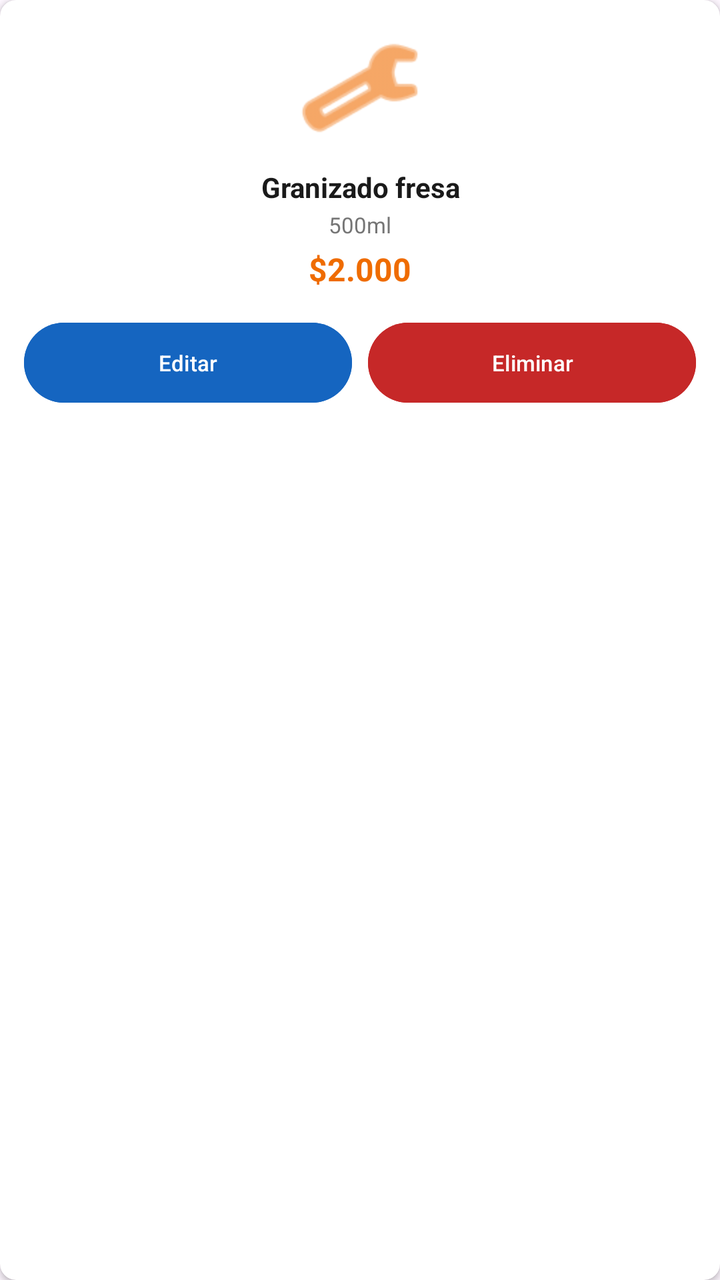
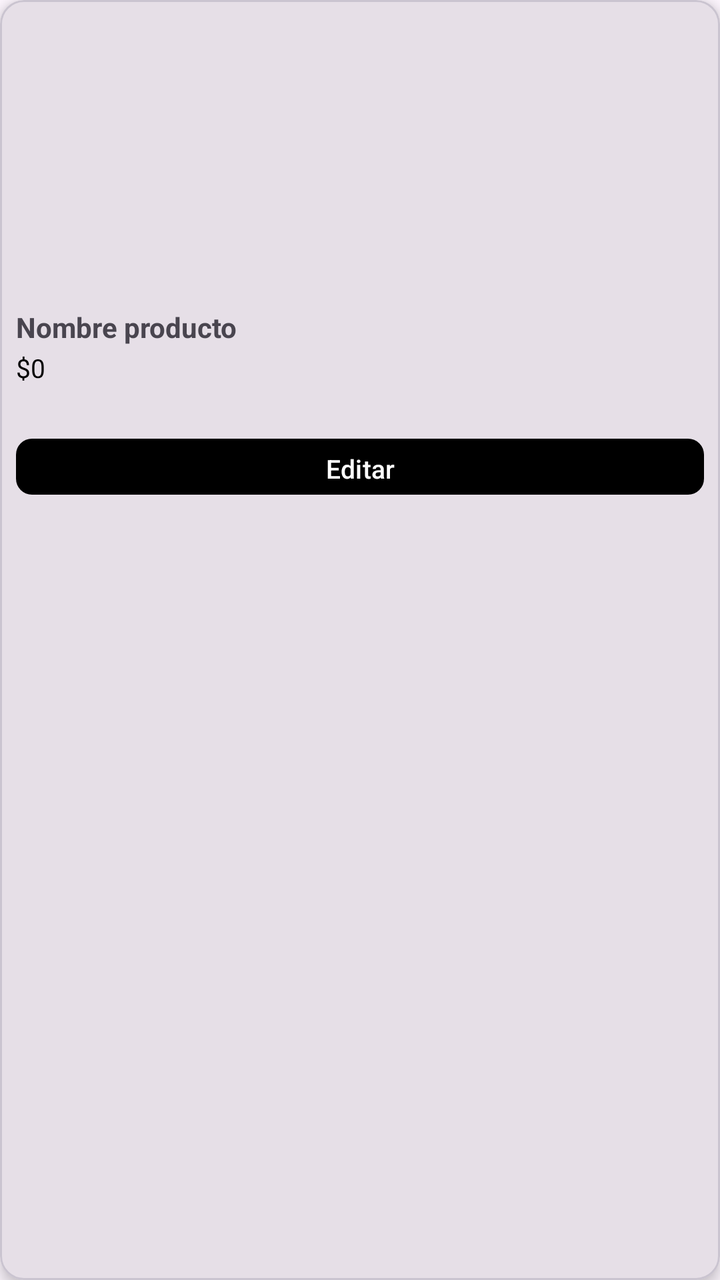

The first picture is an Android layout as it rendered before a commit; the second is the same layout after the commit. The layout source and the unified diff follow.
<!-- AndroidManifest.xml: application theme Theme.GranineaApp -->
<!-- res/layout/item_producto_admin.xml -->
<?xml version="1.0" encoding="utf-8"?>
<androidx.cardview.widget.CardView
    xmlns:android="http://schemas.android.com/apk/res/android"
    xmlns:app="http://schemas.android.com/apk/res-auto"
    android:layout_width="match_parent"
    android:layout_height="wrap_content"
    android:layout_margin="8dp"
    app:cardCornerRadius="8dp"
    app:cardElevation="2dp">

    <LinearLayout
        android:layout_width="match_parent"
        android:layout_height="wrap_content"
        android:orientation="vertical"
        android:padding="12dp"
        android:gravity="center_horizontal">

        
        <ImageView
            android:id="@+id/ivProductoImagen"
            android:layout_width="64dp"
            android:layout_height="64dp"
            android:src="@android:drawable/ic_menu_manage"
            android:contentDescription="Imagen del producto"
            app:tint="@color/color_productos" />

        
        <TextView
            android:id="@+id/tvProductoNombre"
            android:layout_width="match_parent"
            android:layout_height="wrap_content"
            android:text="Granizado fresa"
            android:textSize="14sp"
            android:textStyle="bold"
            android:textColor="@color/text_primary"
            android:gravity="center"
            android:maxLines="2"
            android:ellipsize="end"
            android:layout_marginTop="8dp" />

        
        <TextView
            android:id="@+id/tvProductoTamanio"
            android:layout_width="wrap_content"
            android:layout_height="wrap_content"
            android:text="500ml"
            android:textSize="11sp"
            android:textColor="@color/text_hint"
            android:layout_marginTop="2dp" />

        
        <TextView
            android:id="@+id/tvProductoPrecio"
            android:layout_width="match_parent"
            android:layout_height="wrap_content"
            android:text="$2.000"
            android:textSize="16sp"
            android:textStyle="bold"
            android:textColor="@color/color_productos"
            android:gravity="center"
            android:layout_marginTop="4dp" />

        
        <LinearLayout
            android:layout_width="match_parent"
            android:layout_height="wrap_content"
            android:orientation="horizontal"
            android:layout_marginTop="12dp">

            <Button
                android:id="@+id/btnEditarProducto"
                android:layout_width="0dp"
                android:layout_height="wrap_content"
                android:layout_weight="1"
                android:layout_marginEnd="4dp"
                android:text="Editar"
                android:textSize="11sp"
                android:backgroundTint="@color/color_pedidos"
                android:textColor="@color/text_white" />

            <Button
                android:id="@+id/btnEliminarProducto"
                android:layout_width="0dp"
                android:layout_height="wrap_content"
                android:layout_weight="1"
                android:layout_marginStart="4dp"
                android:text="Eliminar"
                android:textSize="11sp"
                android:backgroundTint="@color/error"
                android:textColor="@color/text_white" />
        </LinearLayout>

    </LinearLayout>
</androidx.cardview.widget.CardView>
<!-- resources referenced by this layout -->
<resources>
  <color name="color_pedidos">#1565C0</color>
  <color name="color_productos">#EF6C00</color>
  <color name="error">#C62828</color>
  <color name="text_hint">#757575</color>
  <color name="text_primary">#1A1A1A</color>
  <color name="text_white">#FFFFFF</color>
  <style name="Theme.GranineaApp" parent="Base.Theme.GranineaApp" />
  <style name="Base.Theme.GranineaApp" parent="Theme.Material3.DayNight.NoActionBar">
      
      <item name="colorPrimary">@color/black</item>
      <item name="android:statusBarColor">@color/black</item>
      
      <item name="android:windowLightStatusBar">false</item>
  </style>
  <color name="black">#000000</color>
</resources>

<!-- the commit's change to res/layout/item_producto_admin.xml (unified diff, before → after) -->
@@ -1,94 +1,88 @@
 <?xml version="1.0" encoding="utf-8"?>
-<androidx.cardview.widget.CardView
+<com.google.android.material.card.MaterialCardView
     xmlns:android="http://schemas.android.com/apk/res/android"
     xmlns:app="http://schemas.android.com/apk/res-auto"
     android:layout_width="match_parent"
     android:layout_height="wrap_content"
     android:layout_margin="8dp"
-    app:cardCornerRadius="8dp"
-    app:cardElevation="2dp">
+    app:cardCornerRadius="12dp"
+    app:cardElevation="4dp">
 
     <LinearLayout
         android:layout_width="match_parent"
         android:layout_height="wrap_content"
         android:orientation="vertical"
-        android:padding="12dp"
-        android:gravity="center_horizontal">
+        android:padding="8dp">
 
         
         <ImageView
-            android:id="@+id/ivProductoImagen"
-            android:layout_width="64dp"
-            android:layout_height="64dp"
-            android:src="@android:drawable/ic_menu_manage"
-            android:contentDescription="Imagen del producto"
-            app:tint="@color/color_productos" />
+            android:id="@+id/img_producto"
+            android:layout_width="match_parent"
+            android:layout_height="140dp"
+            android:scaleType="centerCrop"
+            android:contentDescription="Imagen del producto" />
 
         
         <TextView
-            android:id="@+id/tvProductoNombre"
-            android:layout_width="match_parent"
+            android:id="@+id/tv_estado"
+            android:layout_width="wrap_content"
             android:layout_height="wrap_content"
-            android:text="Granizado fresa"
-            android:textSize="14sp"
-            android:textStyle="bold"
-            android:textColor="@color/text_primary"
-            android:gravity="center"
-            android:maxLines="2"
-            android:ellipsize="end"
-            android:layout_marginTop="8dp" />
+            android:layout_gravity="end"
+            android:layout_marginTop="4dp"
+            android:paddingHorizontal="8dp"
+            android:paddingVertical="2dp"
+            android:text="Activo"
+            android:textSize="10sp"
+            android:textColor="@color/white"
+
+            android:visibility="gone" />
 
         
         <TextView
-            android:id="@+id/tvProductoTamanio"
-            android:layout_width="wrap_content"
+            android:id="@+id/tv_nombre"
+            android:layout_width="match_parent"
             android:layout_height="wrap_content"
-            android:text="500ml"
-            android:textSize="11sp"
-            android:textColor="@color/text_hint"
-            android:layout_marginTop="2dp" />
+            android:layout_marginTop="6dp"
+            android:text="Nombre producto"
+            android:textStyle="bold"
+            android:textSize="14sp"
+            android:maxLines="2"
+            android:ellipsize="end" />
 
         
         <TextView
-            android:id="@+id/tvProductoPrecio"
+            android:id="@+id/tv_precio"
             android:layout_width="match_parent"
             android:layout_height="wrap_content"
-            android:text="$2.000"
-            android:textSize="16sp"
-            android:textStyle="bold"
-            android:textColor="@color/color_productos"
-            android:gravity="center"
-            android:layout_marginTop="4dp" />
+            android:layout_marginTop="2dp"
+            android:text="$0"
+            android:textSize="13sp"
+            android:textColor="?attr/colorPrimary" />
 
         
-        <LinearLayout
+        <TextView
+            android:id="@+id/tv_tipo"
             android:layout_width="match_parent"
             android:layout_height="wrap_content"
-            android:orientation="horizontal"
-            android:layout_marginTop="12dp">
+            android:text=""
+            android:textSize="11sp"
+            android:textColor="#888888"
+            android:maxLines="1"
+            android:ellipsize="end" />
 
-            <Button
-                android:id="@+id/btnEditarProducto"
-                android:layout_width="0dp"
-                android:layout_height="wrap_content"
-                android:layout_weight="1"
-                android:layout_marginEnd="4dp"
-                android:text="Editar"
-                android:textSize="11sp"
-                android:backgroundTint="@color/color_pedidos"
-                android:textColor="@color/text_white" />
+        
+        <com.google.android.material.button.MaterialButton
+            android:id="@+id/btn_agregar"
+            android:layout_width="match_parent"
+            android:layout_height="36dp"
+            android:layout_marginTop="8dp"
+            android:text="Editar"
+            android:textSize="13sp"
+            app:cornerRadius="8dp"
 
-            <Button
-                android:id="@+id/btnEliminarProducto"
-                android:layout_width="0dp"
-                android:layout_height="wrap_content"
-                android:layout_weight="1"
-                android:layout_marginStart="4dp"
-                android:text="Eliminar"
-                android:textSize="11sp"
-                android:backgroundTint="@color/error"
-                android:textColor="@color/text_white" />
-        </LinearLayout>
+            app:iconGravity="textStart"
+            app:iconSize="16dp" />
 
     </LinearLayout>
-</androidx.cardview.widget.CardView>
+
+</com.google.android.material.card.MaterialCardView>
<!-- resource entries referenced after the edit -->
@@ -1,11 +1,6 @@
 <!-- resources referenced by this layout -->
 <resources>
-  <color name="color_pedidos">#1565C0</color>
-  <color name="color_productos">#EF6C00</color>
-  <color name="error">#C62828</color>
-  <color name="text_hint">#757575</color>
-  <color name="text_primary">#1A1A1A</color>
-  <color name="text_white">#FFFFFF</color>
+  <color name="white">#FFFFFF</color>
   <style name="Theme.GranineaApp" parent="Base.Theme.GranineaApp" />
   <style name="Base.Theme.GranineaApp" parent="Theme.Material3.DayNight.NoActionBar">
       
